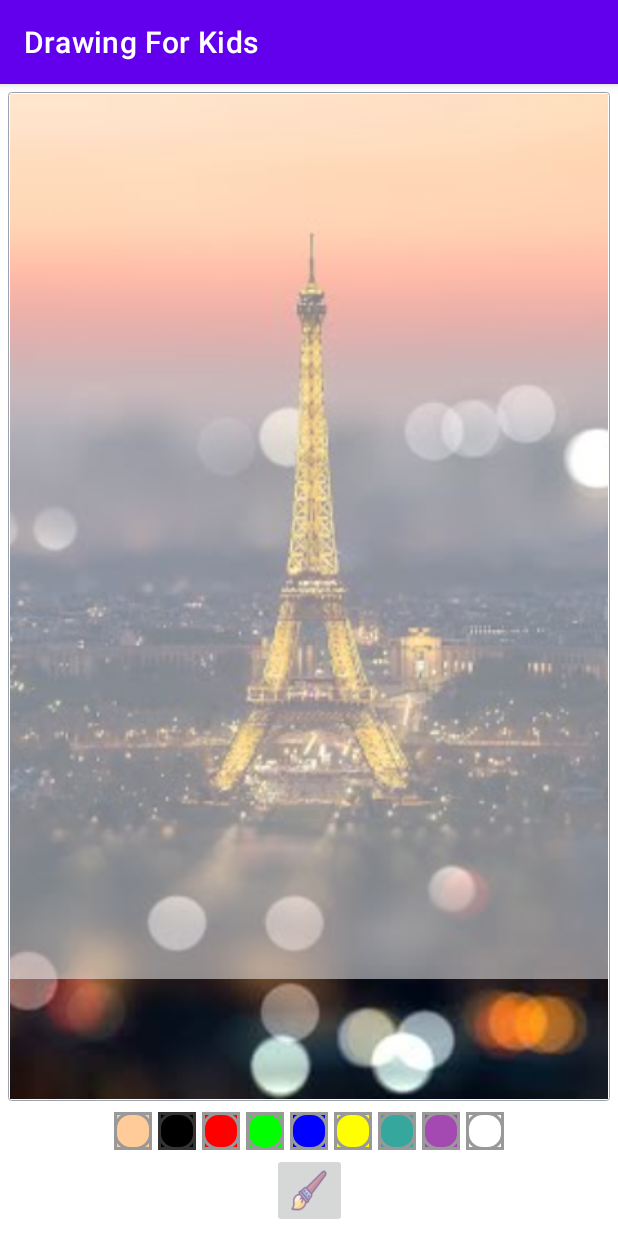
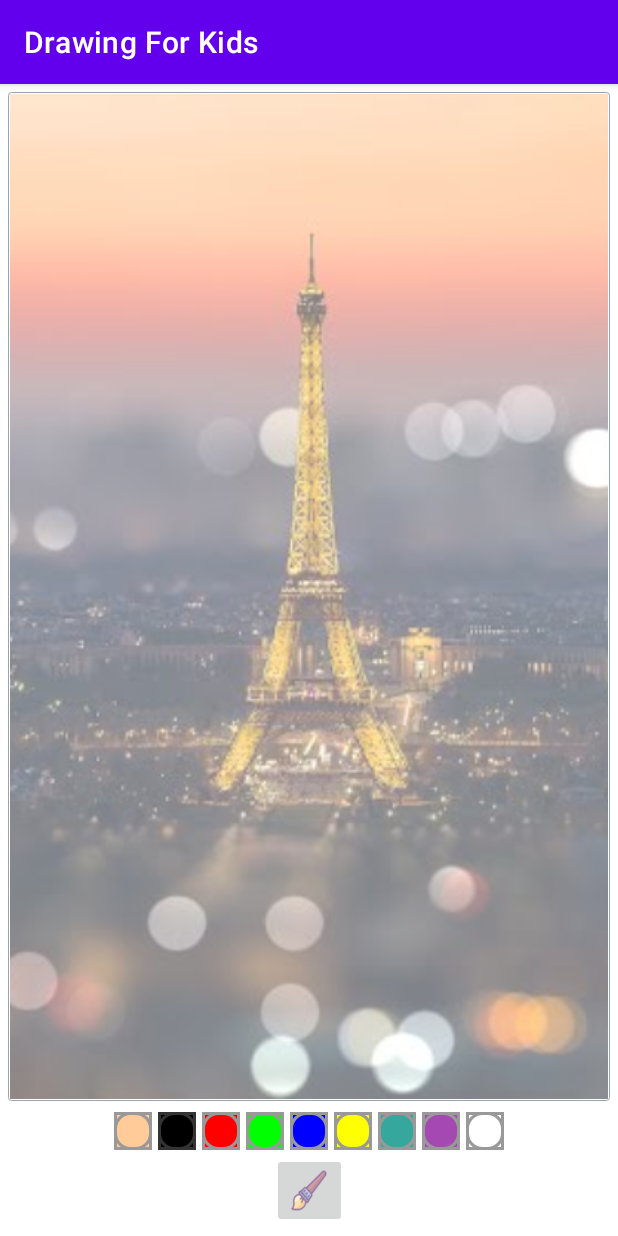
Before and after one commit to brandonicoll/Drawing-For-Kids, an Android app: the screen it shows after launch (MainActivity), on a phone screen of 412 x 824 dp. Run offline under Robolectric (Android 15) with nearby library versions, the phone set to English and light mode, and no system bars.

```diff
--- a/app/src/main/res/layout/activity_main.xml
+++ b/app/src/main/res/layout/activity_main.xml
@@ -30,7 +30,6 @@
             android:id="@+id/drawing_view"
             android:layout_width="match_parent"
             android:layout_height="match_parent"
-            android:layout_marginBottom="80dp"
             android:background="#80FFFFFF"
             />
 
```
